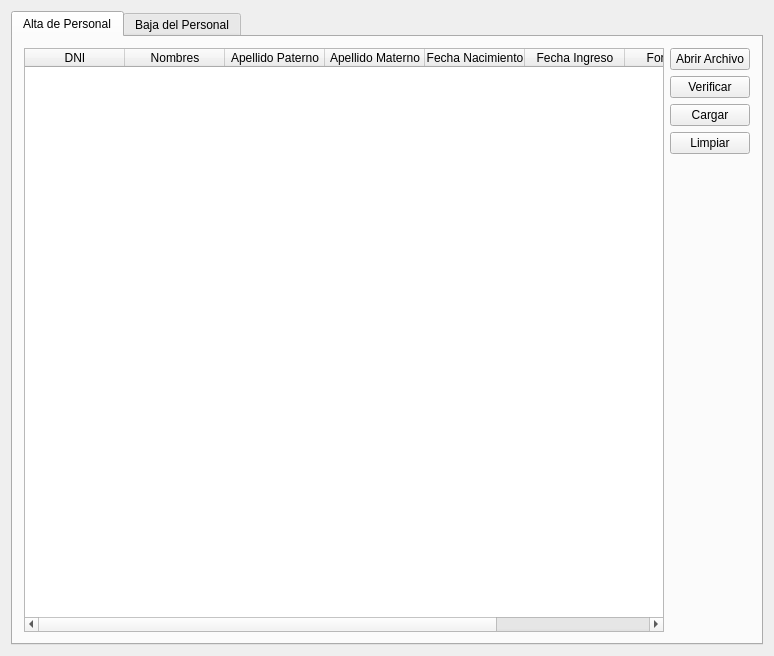
Before: the Qt Designer form control/ui/wggestion.ui in Peruvian/Triamera-Control, drawn with Qt 5.
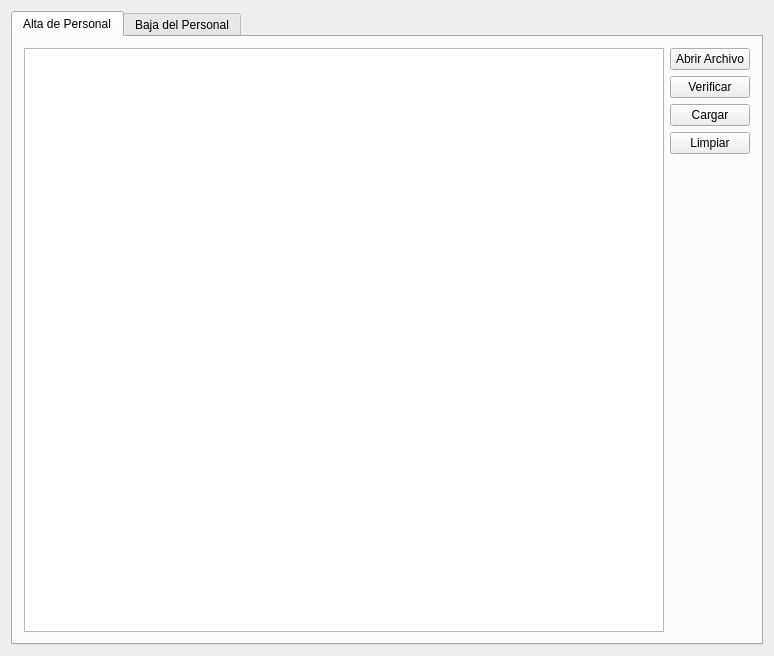
After: the same form once the commit is applied.

```diff
--- a/control/ui/wggestion.ui
+++ b/control/ui/wggestion.ui
@@ -33,54 +33,7 @@
        <item row="0" column="0">
         <layout class="QHBoxLayout" name="horizontalLayout">
          <item>
-          <widget class="QTableWidget" name="grdDatos">
-           <property name="rowCount">
-            <number>0</number>
-           </property>
-           <property name="columnCount">
-            <number>8</number>
-           </property>
-           <column>
-            <property name="text">
-             <string>DNI</string>
-            </property>
-           </column>
-           <column>
-            <property name="text">
-             <string>Nombres</string>
-            </property>
-           </column>
-           <column>
-            <property name="text">
-             <string>Apellido Paterno</string>
-            </property>
-           </column>
-           <column>
-            <property name="text">
-             <string>Apellido Materno</string>
-            </property>
-           </column>
-           <column>
-            <property name="text">
-             <string>Fecha Nacimiento</string>
-            </property>
-           </column>
-           <column>
-            <property name="text">
-             <string>Fecha Ingreso</string>
-            </property>
-           </column>
-           <column>
-            <property name="text">
-             <string>Formacion</string>
-            </property>
-           </column>
-           <column>
-            <property name="text">
-             <string>V</string>
-            </property>
-           </column>
-          </widget>
+          <widget class="QTableView" name="grdVData"/>
          </item>
          <item>
           <layout class="QVBoxLayout" name="verticalLayout">
```
